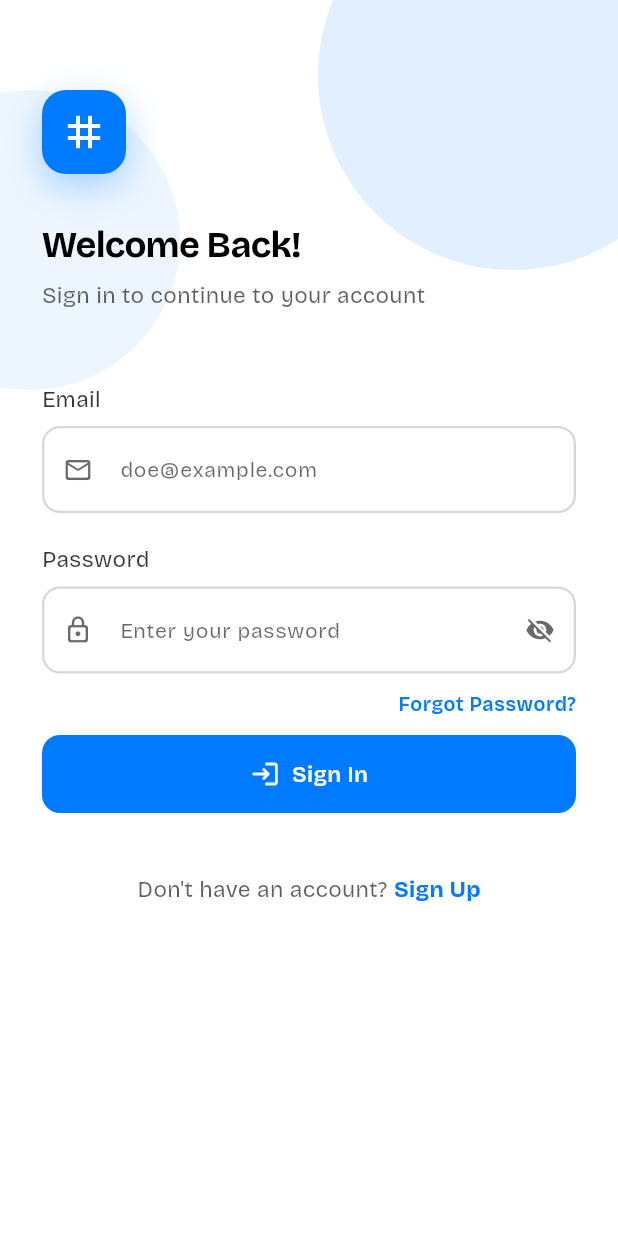
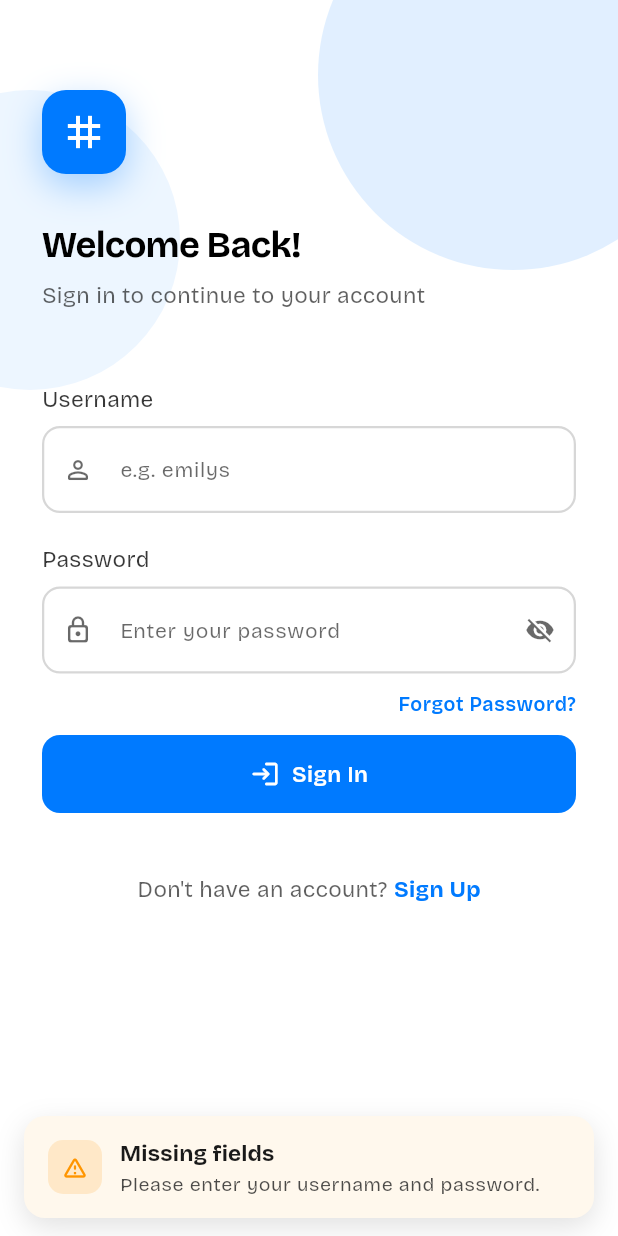
Before and after one commit to kaiumallimon/taghyeer-tech-test, a Flutter app: the screen it shows after launch, after a tap on "Sign In", on a phone screen of 412 x 824 dp. Run offline on Flutter 3.47's test engine with Material 3 defaults, Android fonts, the phone set to English and light mode, and no system bars; our stand-ins replace dio, flutter_bloc, shared_preferences; project files that could hold a hidden picture were left out.

Commit message:
refactor authentication flow and update login page; change email to username, integrate Bloc for state management, and enhance local storage handling

```diff
--- a/lib/_app.dart
+++ b/lib/_app.dart
@@ -1,6 +1,9 @@
 import 'package:flutter/material.dart';
+import 'package:flutter_bloc/flutter_bloc.dart';
 import 'package:taghyeer_test/core/constants/_app_theme.dart';
-import 'package:taghyeer_test/features/auth/pages/_login_page.dart';
+import 'package:taghyeer_test/core/network/_dio_client.dart';
+import 'package:taghyeer_test/features/auth/bloc/_auth_cubit.dart';
+import 'package:taghyeer_test/features/auth/repository/_auth_repository.dart';
 import 'package:taghyeer_test/features/splash/pages/_splash_page.dart';
 
 class MyApp extends StatelessWidget {
@@ -8,12 +11,29 @@ class MyApp extends StatelessWidget {
 
   @override
   Widget build(BuildContext context) {
-    return MaterialApp(
-      debugShowCheckedModeBanner: false,
-      theme: AppTheme.light,
-      darkTheme: AppTheme.dark,
-      themeMode: ThemeMode.system,
-      home: const LoginPage(),
+    return MultiRepositoryProvider(
+      providers: [
+        RepositoryProvider<DioClient>(
+          create: (_) => DioClient(),
+        ),
+        RepositoryProvider<AuthRepository>(
+          create: (ctx) => AuthRepository(ctx.read<DioClient>()),
+        ),
+      ],
+      child: MultiBlocProvider(
+        providers: [
+          BlocProvider<AuthCubit>(
+            create: (ctx) => AuthCubit(ctx.read<AuthRepository>()),
+          ),
+        ],
+        child: MaterialApp(
+          debugShowCheckedModeBanner: false,
+          theme: AppTheme.light,
+          darkTheme: AppTheme.dark,
+          themeMode: ThemeMode.system,
+          home: const SplashPage(),
+        ),
+      ),
     );
   }
 }
--- a/lib/core/constants/_app_constants.dart
+++ b/lib/core/constants/_app_constants.dart
@@ -3,8 +3,8 @@ class AppConstants {
   static const String appName = 'Taghyeer';
   static const String loginTitle = 'Welcome Back!';
   static const String loginSubtitle = 'Sign in to continue to your account';
-  static const String emailLabel = 'Email';
-  static const String emailHint = 'doe@example.com';
+  static const String emailLabel = 'Username';
+  static const String emailHint = 'e.g. emilys';
   static const String passwordLabel = 'Password';
   static const String passwordHint = 'Enter your password';
   static const String loginButtonLabel = 'Sign In';
--- a/lib/core/storage/_local_storage.dart
+++ b/lib/core/storage/_local_storage.dart
@@ -3,34 +3,27 @@ import 'dart:convert';
 import 'package:shared_preferences/shared_preferences.dart';
 
 class LocalStorage {
-  // singleton pattern
-  LocalStorage._privateConstructor();
-  static final LocalStorage instance = LocalStorage._privateConstructor();
+  LocalStorage._();
 
-  // Key for storing user data in local storage
+  static late SharedPreferences _prefs;
+
   static const String _userKey = 'user';
 
-  // Save user data to local storage
-  static Future<void> saveUser(Map<String, dynamic> userData) async {
-    // Get an instance of SharedPreferences and save the user data as a JSON string
-    final preferences = await SharedPreferences.getInstance();
-    // Convert the user data map to a JSON string and save it under the specified key
-    await preferences.setString(_userKey, jsonEncode(userData));
+  static void init(SharedPreferences prefs) {
+    _prefs = prefs;
   }
 
-  // Fetch user data from local storage
-  static Future<Map<String, dynamic>?> fetchUser()async{
-    final preferences = await SharedPreferences.getInstance();
-    final userData = preferences.getString(_userKey);
+  static Future<void> saveUser(Map<String, dynamic> userData) async {
+    await _prefs.setString(_userKey, jsonEncode(userData));
+  }
 
-    if(userData == null) return  null;
-
+  static Future<Map<String, dynamic>?> fetchUser() async {
+    final userData = _prefs.getString(_userKey);
+    if (userData == null) return null;
     return jsonDecode(userData);
   }
 
-  // clear user data from local storage
   static Future<void> clearUser() async {
-    final preferences = await SharedPreferences.getInstance();
-    await preferences.remove(_userKey);
+    await _prefs.remove(_userKey);
   }
 }
--- a/lib/features/auth/bloc/_auth_cubit.dart
+++ b/lib/features/auth/bloc/_auth_cubit.dart
@@ -11,12 +11,12 @@ class AuthCubit extends Cubit<AuthState> {
 
 
   // method for login
-  Future<void> login({required String email, required String password}) async {
+  Future<void> login({required String username, required String password}) async {
     // emit loading state
     emit(AuthLoading());
     try {
       // fetch user data from repository
-      final userData = await repo.login(email: email, password: password);
+      final userData = await repo.login(username: username, password: password);
 
       // store in local storage
       await LocalStorage.saveUser(userData);
@@ -29,17 +29,19 @@ class AuthCubit extends Cubit<AuthState> {
   }
 
   // method to check if user is already logged in
-  Future<void> checkLogin()async{
+  Future<void> checkLogin() async {
     final userData = await LocalStorage.fetchUser();
 
-    if(userData!=null){
+    if (userData != null) {
       emit(AuthLoggedIn(userData));
+    } else {
+      emit(AuthUnauthenticated());
     }
   }
 
   // method for logout
   Future<void> logout() async {
     await LocalStorage.clearUser();
-    emit(AuthInitial());
+    emit(AuthUnauthenticated());
   }
 }
--- a/lib/features/auth/bloc/_auth_state.dart
+++ b/lib/features/auth/bloc/_auth_state.dart
@@ -5,6 +5,8 @@ abstract class AuthState {}
 class AuthInitial extends AuthState {}
 
 class AuthLoading extends AuthState {}
+
+class AuthUnauthenticated extends AuthState {}
 
 class AuthLoggedIn extends AuthState {
   final Map<String, dynamic> userData;
--- a/lib/features/auth/pages/_login_page.dart
+++ b/lib/features/auth/pages/_login_page.dart
@@ -1,5 +1,8 @@
 import 'package:flutter/material.dart';
+import 'package:flutter_bloc/flutter_bloc.dart';
 import 'package:taghyeer_test/core/constants/_app_constants.dart';
+import 'package:taghyeer_test/features/auth/bloc/_auth_cubit.dart';
+import 'package:taghyeer_test/features/dashboard/_wrapper.dart';
 import 'package:taghyeer_test/shared/widgets/_custom_button.dart';
 import 'package:taghyeer_test/shared/widgets/_custom_snackbar.dart';
 import 'package:taghyeer_test/shared/widgets/_custom_textfield.dart';
@@ -22,10 +25,43 @@ class _LoginPageState extends State<LoginPage> {
     super.dispose();
   }
 
+  void _onLoginPressed() {
+    final username = _emailController.text.trim();
+    final password = _passwordController.text.trim();
+    if (username.isEmpty || password.isEmpty) {
+      CustomSnackbar.show(
+        context,
+        type: SnackbarType.warning,
+        title: 'Missing fields',
+        message: 'Please enter your username and password.',
+      );
+      return;
+    }
+    context.read<AuthCubit>().login(username: username, password: password);
+  }
+
   @override
   Widget build(BuildContext context) {
     final theme = Theme.of(context);
     final size = MediaQuery.sizeOf(context);
+
+    return BlocConsumer<AuthCubit, AuthState>(
+      listener: (context, state) {
+        if (state is AuthLoggedIn) {
+          Navigator.of(context).pushReplacement(
+            MaterialPageRoute(builder: (_) => const DashboardWrapper()),
+          );
+        } else if (state is AuthError) {
+          CustomSnackbar.show(
+            context,
+            type: SnackbarType.error,
+            title: 'Login failed',
+            message: state.message,
+          );
+        }
+      },
+      builder: (context, state) {
+        final isLoading = state is AuthLoading;
 
         return Scaffold(
           backgroundColor: theme.colorScheme.surface,
@@ -78,8 +114,8 @@ class _LoginPageState extends State<LoginPage> {
                             hint: AppConstants.emailHint,
                             label: AppConstants.emailLabel,
                             controller: _emailController,
-                        keyboardType: TextInputType.emailAddress,
-                        prefixIcon: Icons.mail_outline_rounded,
+                            keyboardType: TextInputType.text,
+                            prefixIcon: Icons.person_outline_rounded,
                           ),
                           const SizedBox(height: 20),
                           CustomTextField(
@@ -100,7 +136,8 @@ class _LoginPageState extends State<LoginPage> {
                           // Sign-in button
                           CustomButton(
                             label: AppConstants.loginButtonLabel,
-                        onPressed: () {},
+                            onPressed: isLoading ? null : _onLoginPressed,
+                            isLoading: isLoading,
                             prefixIcon: Icons.login_rounded,
                           ),
 
@@ -118,6 +155,8 @@ class _LoginPageState extends State<LoginPage> {
               ),
             ],
           ),
+        );
+      },
     );
   }
 
@@ -160,6 +199,7 @@ class _LoginPageState extends State<LoginPage> {
       ),
     );
   }
+
   // Widget for the brand logo
   Container _brandLogo(ThemeData theme) {
     return Container(
@@ -176,11 +216,7 @@ class _LoginPageState extends State<LoginPage> {
           ),
         ],
       ),
-                      child: Icon(
-                        Icons.tag,
-                        color: theme.colorScheme.onPrimary,
-                        size: 32,
-                      ),
+      child: Icon(Icons.tag, color: theme.colorScheme.onPrimary, size: 32),
     );
   }
 
@@ -191,8 +227,7 @@ class _LoginPageState extends State<LoginPage> {
         text: TextSpan(
           text: AppConstants.noAccountPrompt,
           style: theme.textTheme.bodyMedium?.copyWith(
-                            color:
-                                theme.colorScheme.onSurface.withAlpha(160),
+            color: theme.colorScheme.onSurface.withAlpha(160),
           ),
           children: [
             WidgetSpan(
@@ -217,8 +252,6 @@ class _LoginPageState extends State<LoginPage> {
   }
 }
 
-// ── Helpers ───────────────────────────────────────────────────────────────────
-
 class _Blob extends StatelessWidget {
   const _Blob({required this.size, required this.color});
 
@@ -230,10 +263,7 @@ class _Blob extends StatelessWidget {
     return Container(
       width: size,
       height: size,
-      decoration: BoxDecoration(
-        color: color,
-        shape: BoxShape.circle,
-      ),
+      decoration: BoxDecoration(color: color, shape: BoxShape.circle),
     );
   }
 }
--- a/lib/features/auth/repository/_auth_repository.dart
+++ b/lib/features/auth/repository/_auth_repository.dart
@@ -7,12 +7,12 @@ class AuthRepository {
   AuthRepository(this._api);
 
   Future<Map<String, dynamic>> login({
-    required String email,
+    required String username,
     required String password,
   }) async {
     final response = await _api.post(
       AppConstants.loginApiEndpoint,
-      data: {"email": email, "password": password, "expiresInMins": 30},
+      data: {"username": username, "password": password, "expiresInMins": 30},
     );
 
     return response.data;
--- a/lib/features/splash/pages/_splash_page.dart
+++ b/lib/features/splash/pages/_splash_page.dart
@@ -1,30 +1,57 @@
 import 'package:flutter/cupertino.dart';
 import 'package:flutter/material.dart';
+import 'package:flutter_bloc/flutter_bloc.dart';
 import 'package:taghyeer_test/core/constants/_app_constants.dart';
+import 'package:taghyeer_test/features/auth/bloc/_auth_cubit.dart';
+import 'package:taghyeer_test/features/auth/pages/_login_page.dart';
+import 'package:taghyeer_test/features/dashboard/_wrapper.dart';
 
-class SplashPage extends StatelessWidget {
+class SplashPage extends StatefulWidget {
   const SplashPage({super.key});
+
+  @override
+  State<SplashPage> createState() => _SplashPageState();
+}
+
+class _SplashPageState extends State<SplashPage> {
+  @override
+  void initState() {
+    super.initState();
+    context.read<AuthCubit>().checkLogin();
+  }
+
+  void _navigate(Widget page) {
+    Navigator.of(context).pushReplacement(
+      MaterialPageRoute(builder: (_) => page),
+    );
+  }
 
   @override
   Widget build(BuildContext context) {
     final theme = Theme.of(context);
 
-    return Scaffold(
+    return BlocListener<AuthCubit, AuthState>(
+      listener: (context, state) {
+        if (state is AuthLoggedIn) {
+          _navigate(const DashboardWrapper());
+        } else if (state is AuthUnauthenticated) {
+          _navigate(const LoginPage());
+        }
+      },
+      child: Scaffold(
         backgroundColor: theme.colorScheme.surface,
         body: SafeArea(
           child: Stack(
             children: [
-            // logo
               _logoText(theme),
-            // loading indicator
               _loadingIndicator(theme.colorScheme),
             ],
+          ),
         ),
       ),
     );
   }
 
-  // Widget for the logo text
   Center _logoText(ThemeData theme) {
     return Center(
       child: Text(
@@ -34,7 +61,6 @@ class SplashPage extends StatelessWidget {
     );
   }
 
-  // Widget for the loading indicator
   Positioned _loadingIndicator(ColorScheme colorScheme) {
     return Positioned(
       bottom: 20,
--- a/lib/main.dart
+++ b/lib/main.dart
@@ -1,7 +1,11 @@
 import 'package:flutter/material.dart';
+import 'package:shared_preferences/shared_preferences.dart';
 import 'package:taghyeer_test/_app.dart';
+import 'package:taghyeer_test/core/storage/_local_storage.dart';
 
-void main(){
+void main() async {
   WidgetsFlutterBinding.ensureInitialized();
+  final prefs = await SharedPreferences.getInstance();
+  LocalStorage.init(prefs);
   runApp(const MyApp());
 }
```
Lines whose indentation alone changed are shown as unchanged.
